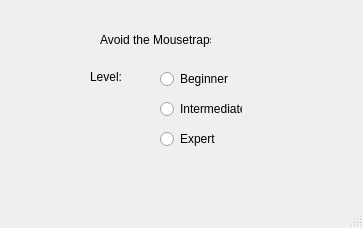
Qt form mainwindow.ui (nicolayip/PIC10CMouseTraps) before a commit.
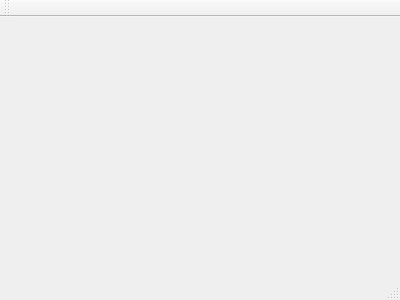
The same form after that commit.

What changed in the file:
```diff
--- a/mainwindow.ui
+++ b/mainwindow.ui
@@ -1,98 +1,25 @@
 <?xml version="1.0" encoding="UTF-8"?>
 <ui version="4.0">
  <class>MainWindow</class>
- <widget class="QMainWindow" name="MainWindow">
-  <property name="geometry">
+ <widget class="QMainWindow" name="MainWindow" >
+  <property name="geometry" >
    <rect>
     <x>0</x>
     <y>0</y>
-    <width>363</width>
-    <height>228</height>
+    <width>400</width>
+    <height>300</height>
    </rect>
   </property>
   <property name="windowTitle">
    <string>MainWindow</string>
   </property>
-  <widget class="QWidget" name="centralWidget">
-   <widget class="QLabel" name="label">
-    <property name="geometry">
-     <rect>
-      <x>100</x>
-      <y>30</y>
-      <width>111</width>
-      <height>20</height>
-     </rect>
-    </property>
-    <property name="text">
-     <string>Avoid the Mousetraps!</string>
-    </property>
-   </widget>
-   <widget class="QLabel" name="label_2">
-    <property name="geometry">
-     <rect>
-      <x>90</x>
-      <y>70</y>
-      <width>46</width>
-      <height>13</height>
-     </rect>
-    </property>
-    <property name="text">
-     <string>Level:</string>
-    </property>
-   </widget>
-   <widget class="QRadioButton" name="radioButton">
-    <property name="geometry">
-     <rect>
-      <x>160</x>
-      <y>70</y>
-      <width>82</width>
-      <height>18</height>
-     </rect>
-    </property>
-    <property name="text">
-     <string>Beginner</string>
-    </property>
-   </widget>
-   <widget class="QRadioButton" name="radioButton_2">
-    <property name="geometry">
-     <rect>
-      <x>160</x>
-      <y>100</y>
-      <width>82</width>
-      <height>18</height>
-     </rect>
-    </property>
-    <property name="text">
-     <string>Intermediate</string>
-    </property>
-   </widget>
-   <widget class="QRadioButton" name="radioButton_3">
-    <property name="geometry">
-     <rect>
-      <x>160</x>
-      <y>130</y>
-      <width>82</width>
-      <height>18</height>
-     </rect>
-    </property>
-    <property name="text">
-     <string>Expert</string>
-    </property>
-   </widget>
-  </widget>
-  <widget class="QMenuBar" name="menuBar">
-   <property name="geometry">
-    <rect>
-     <x>0</x>
-     <y>0</y>
-     <width>363</width>
-     <height>20</height>
-    </rect>
-   </property>
-  </widget>
-  <widget class="QStatusBar" name="statusBar"/>
+  <widget class="QMenuBar" name="menuBar" />
+  <widget class="QToolBar" name="mainToolBar" />
+  <widget class="QWidget" name="centralWidget" />
+  <widget class="QStatusBar" name="statusBar" />
  </widget>
- <layoutdefault spacing="6" margin="11"/>
+ <layoutDefault spacing="6" margin="11" />
+ <pixmapfunction></pixmapfunction>
  <resources/>
  <connections/>
 </ui>
```
Left out of the diff: 3 changed lines with no effect on the pictures.
